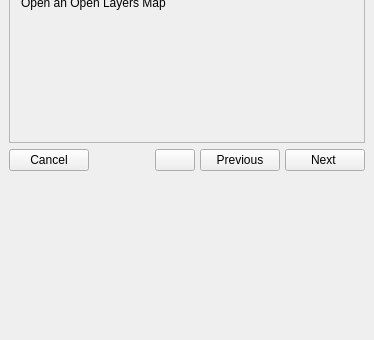
This is mole/view/ui_main_process_dock.ui in UdK-VPT/Open_eQuarter as Qt 5 draws it before an edit; both pictures show x 0 to 374 and y 176 to 516 of the 374 by 516 pixel window. The edited form follows.
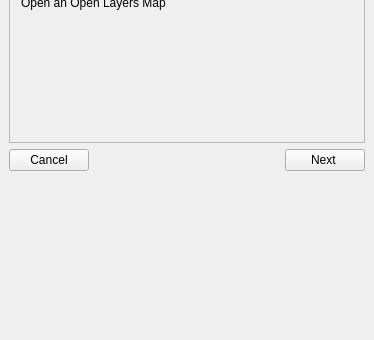
This is the edited form. Icons and pictures are not drawn. Custom widgets are drawn as their Qt base class.

Commit message: - Removed autorun- and previous-button from dock

What changed in the file:
```diff
--- a/mole/view/ui_main_process_dock.ui
+++ b/mole/view/ui_main_process_dock.ui
@@ -475,31 +475,6 @@
         </property>
        </spacer>
       </item>
-      <item>
-       <widget class="QPushButton" name="process_button_auto">
-        <property name="toolTip">
-         <string>Click this button to autorun the process</string>
-        </property>
-        <property name="text">
-         <string/>
-        </property>
-        <property name="icon">
-         <iconset resource="resources.qrc">
-          <normaloff>:/Controls/icons/autorun.png</normaloff>:/Controls/icons/autorun.png</iconset>
-        </property>
-       </widget>
-      </item>
-      <item>
-       <widget class="QPushButton" name="process_button_prev">
-        <property name="text">
-         <string>Previous</string>
-        </property>
-        <property name="icon">
-         <iconset resource="resources.qrc">
-          <normaloff>:/Controls/icons/arrow_left.png</normaloff>:/Controls/icons/arrow_left.png</iconset>
-        </property>
-       </widget>
-      </item>
       <item>
        <widget class="QPushButton" name="process_button_next">
         <property name="layoutDirection">
```
The commit also changes 10 other files.
